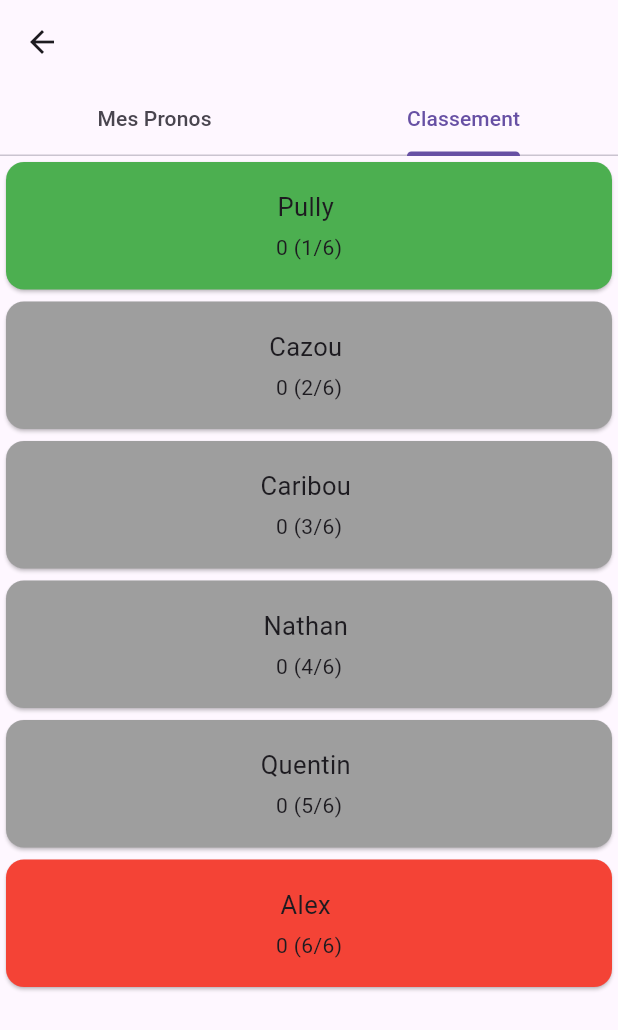
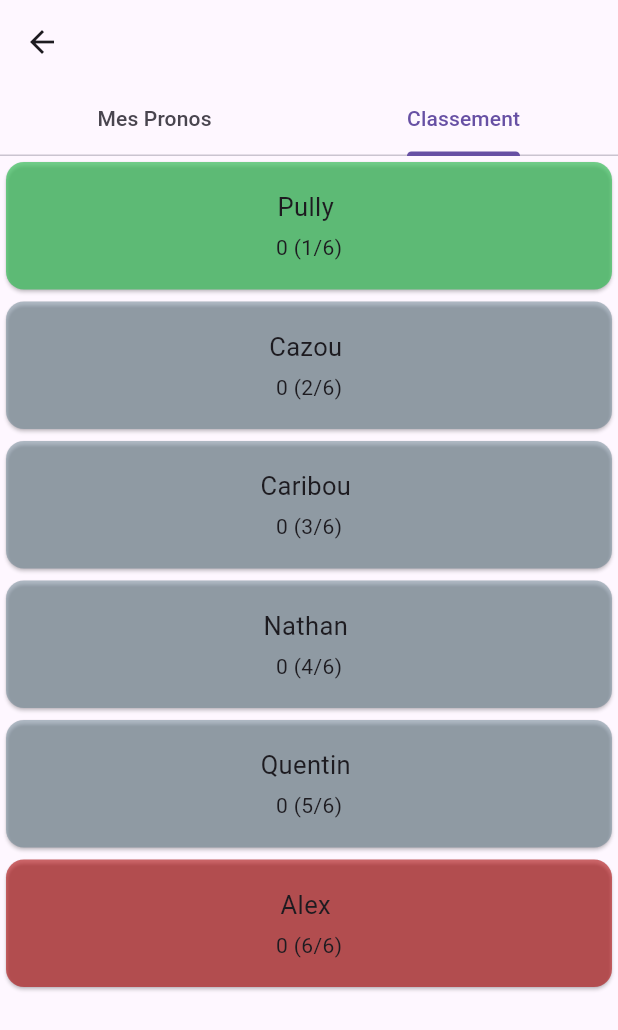
Before and after one commit to AlexStefanos/pronolol, a Flutter app: the ResultsPage screen opened directly, tab 2 chosen, on a phone screen of 412 x 824 dp. Shown: the top 1030 px of the screen. Run offline on Flutter 3.47's test engine with Material 3 defaults, Android fonts, the phone set to English and light mode, and no system bars; our stand-ins replace cloud_firestore, firebase_core, firebase_messaging, shared_preferences; missing offline and left inert: flutter_emoji; accounts and stored records are empty; statements that could not run were skipped.

Commit message:
First release :O

```diff
--- a/lib/api/firebase.dart
+++ b/lib/api/firebase.dart
@@ -12,13 +12,12 @@ class FirebaseApi {
   static final _firebaseMessaging = FirebaseMessaging.instance;
   static final _firebaseFirestore = FirebaseFirestore.instance;
 
-  static List<Match> sortedNeedingBetMatchesByDateDesc = [];
-  static List<Match> sortedMatchesByDateDesc = [];
   static List<Match> futureMatches = [];
   static List<Match> pastMatches = [];
   static List<Match> predictedMatches = [];
   static List<Match> playerPredictions = [];
   static List<Player> playersRanking = [];
+  static Map<String, dynamic> logos = {};
 
   static Future<void> initNotifications() async {
     await _firebaseMessaging.requestPermission();
@@ -71,4 +70,10 @@ class FirebaseApi {
       'predictions': {User.name: score}
     }, SetOptions(merge: true));
   }
+
+  static Future<void> getLogos() async {
+    logos =
+        (await _firebaseFirestore.collection('pronolol_data').doc('logo').get())
+            .data()!;
+  }
 }
--- a/lib/data/teams_data.dart
+++ b/lib/data/teams_data.dart
@@ -59,6 +59,6 @@ const Map<String, String> teamsLogo = {
       'https://static.wikia.nocookie.net/lolesports_gamepedia_en/images/a/a1/GIANTXlogo_square.png/revision/latest/scale-to-width-down/123?cb=20231214160222',
   'KC':
       'https://static.wikia.nocookie.net/lolesports_gamepedia_en/images/2/2d/Karmine_Corplogo_square.png/revision/latest/scale-to-width-down/123?cb=20221019054047',
-  'RGEX':
-      'https://static.wikia.nocookie.net/lolesports_gamepedia_en/images/a/a4/Rogue_%28European_Team%29logo_square.png/revision/latest/scale-to-width-down/123?cb=20231125191715'
+  'RGE':
+      'https://upload.wikimedia.org/wikipedia/en/thumb/a/af/Rogue_logo.svg/220px-Rogue_logo.svg.png'
 };
--- a/lib/items/player_item.dart
+++ b/lib/items/player_item.dart
@@ -8,13 +8,13 @@ class PlayerItem extends StatelessWidget {
 
   const PlayerItem(this.player, this.rank, {super.key});
 
-  MaterialColor getPlayerColor() {
+  Color getPlayerColor() {
     if (rank == 0) {
-      return (Colors.green);
+      return (const Color.fromARGB(172, 49, 189, 84));
     } else if (rank == 5) {
-      return (Colors.red);
+      return (const Color.fromARGB(146, 173, 0, 0));
     } else {
-      return (Colors.grey);
+      return (const Color.fromARGB(120, 96, 125, 139));
     }
   }
 
--- a/lib/modals/bet_modal.dart
+++ b/lib/modals/bet_modal.dart
@@ -1,6 +1,5 @@
 import 'package:flutter/material.dart';
 import 'package:pronolol/api/firebase.dart';
-import 'package:pronolol/data/teams_data.dart';
 import 'package:pronolol/models/match_model.dart';
 import 'package:pronolol/models/team_model.dart';
 import 'package:pronolol/models/user_model.dart';
@@ -59,7 +58,7 @@ class _BetModalState extends State<BetModal> {
                 ),
                 child: Column(children: [
                   Image.network(
-                    teamsLogo[widget.match.team1.name]!,
+                    FirebaseApi.logos[widget.match.team1.name]!,
                     height: 50,
                     width: 50,
                     alignment: Alignment.centerLeft,
@@ -87,7 +86,7 @@ class _BetModalState extends State<BetModal> {
                 ),
                 child: Column(children: [
                   Image.network(
-                    teamsLogo[widget.match.team2.name]!,
+                    FirebaseApi.logos[widget.match.team2.name]!,
                     height: 50,
                     width: 50,
                     alignment: Alignment.centerLeft,
--- a/lib/models/match_model.dart
+++ b/lib/models/match_model.dart
@@ -63,6 +63,10 @@ class Match {
         predictions[user].toString()[1] == score[1];
   }
 
+  String toStringFromUserPrediction(String user) {
+    return '${team1.name} ${predictions[user].toString()[0]} - ${predictions[user].toString()[1]} ${team2.name}';
+  }
+
   @override
   String toString() {
     return '${team1.name} ${score[0]} - ${score[1]} ${team2.name}';
--- a/lib/pages/home_page.dart
+++ b/lib/pages/home_page.dart
@@ -97,8 +97,9 @@ class _HomePageState extends State<HomePage> {
           ),
         ]),
         floatingActionButton: FloatingActionButton(
+          backgroundColor: Colors.white,
           child: Text(
-            Emoji('index pointing at the viewer', '🫵').code,
+            Emoji('bar_chart', '📊').code,
             style: const TextStyle(fontSize: 40),
           ),
           onPressed: () {
```
Also changed, not shown: lib/items/match_item.dart (+17 -12 lines), lib/main.dart (+7 -0 lines).
